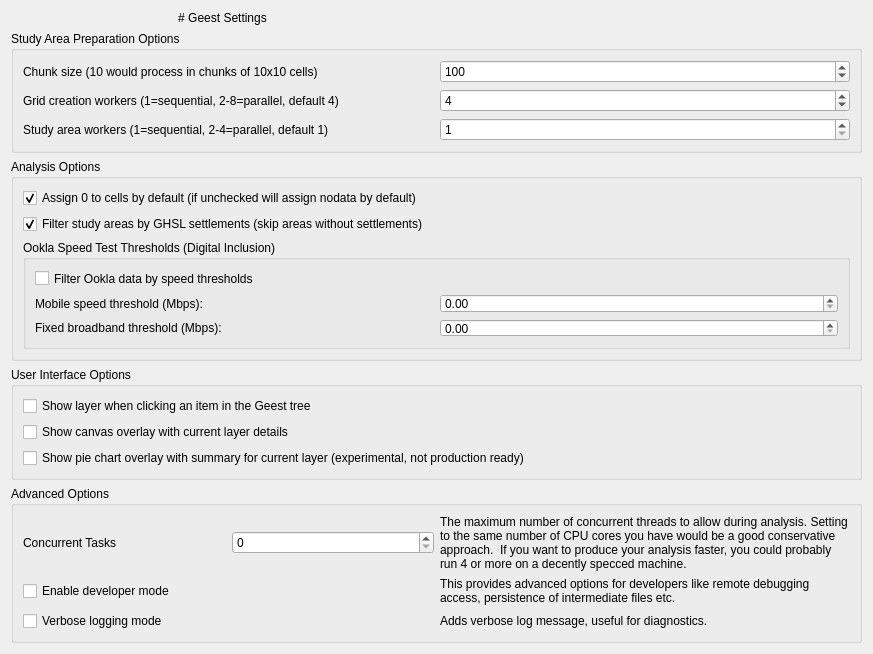
The window that geest/ui/geest_settings_base.ui (worldbank/GEEST) describes before a commit, drawn with Qt 5.
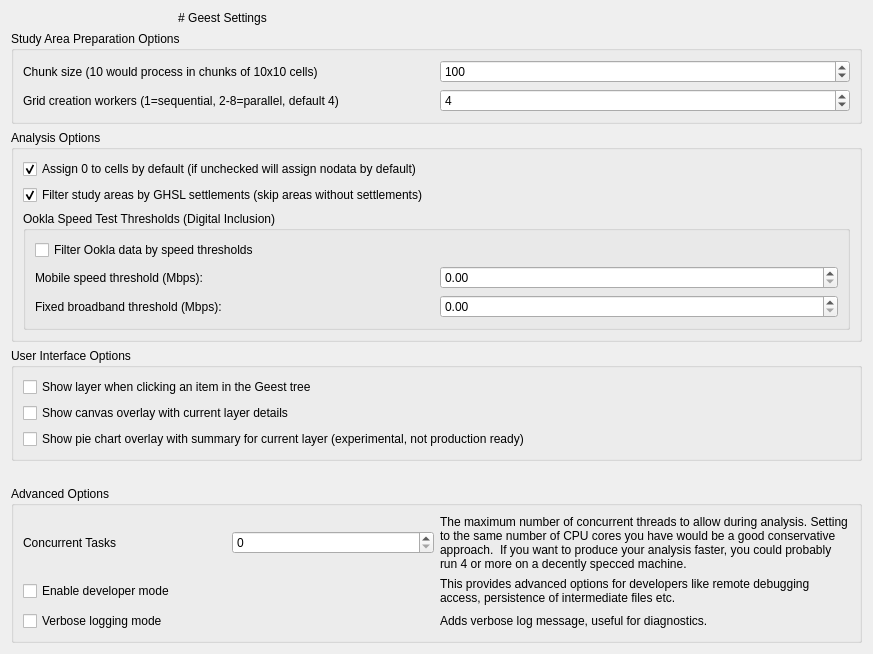
The same window after the commit.

Commit message: Remove study area workers setting and related UI components for simplified processing

```diff
--- a/geest/ui/geest_settings_base.ui
+++ b/geest/ui/geest_settings_base.ui
@@ -76,29 +76,6 @@
         </property>
        </widget>
       </item>
-      <item row="2" column="0">
-       <widget class="QLabel" name="label_study_area_workers">
-        <property name="text">
-         <string>Study area workers (1=sequential, 2-4=parallel, default 1)</string>
-        </property>
-       </widget>
-      </item>
-      <item row="2" column="1">
-       <widget class="QSpinBox" name="study_area_workers">
-        <property name="minimum">
-         <number>1</number>
-        </property>
-        <property name="maximum">
-         <number>4</number>
-        </property>
-        <property name="singleStep">
-         <number>1</number>
-        </property>
-        <property name="value">
-         <number>1</number>
-        </property>
-       </widget>
-      </item>
      </layout>
     </widget>
    </item>
```
The commit also changes 3 other files.
